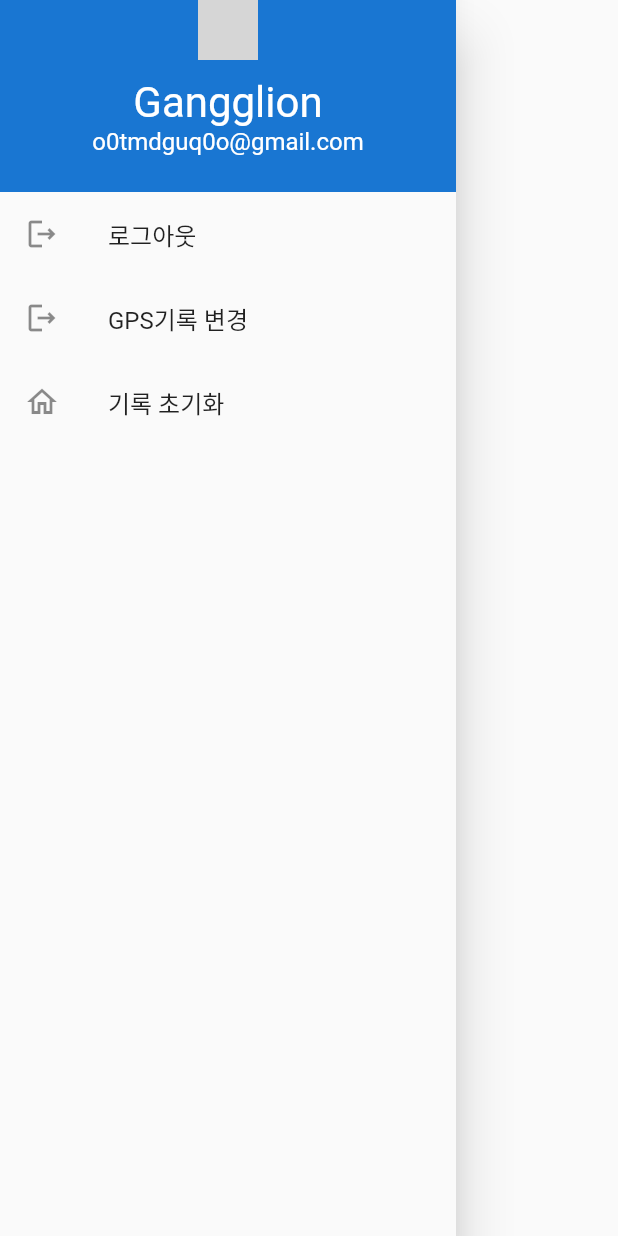
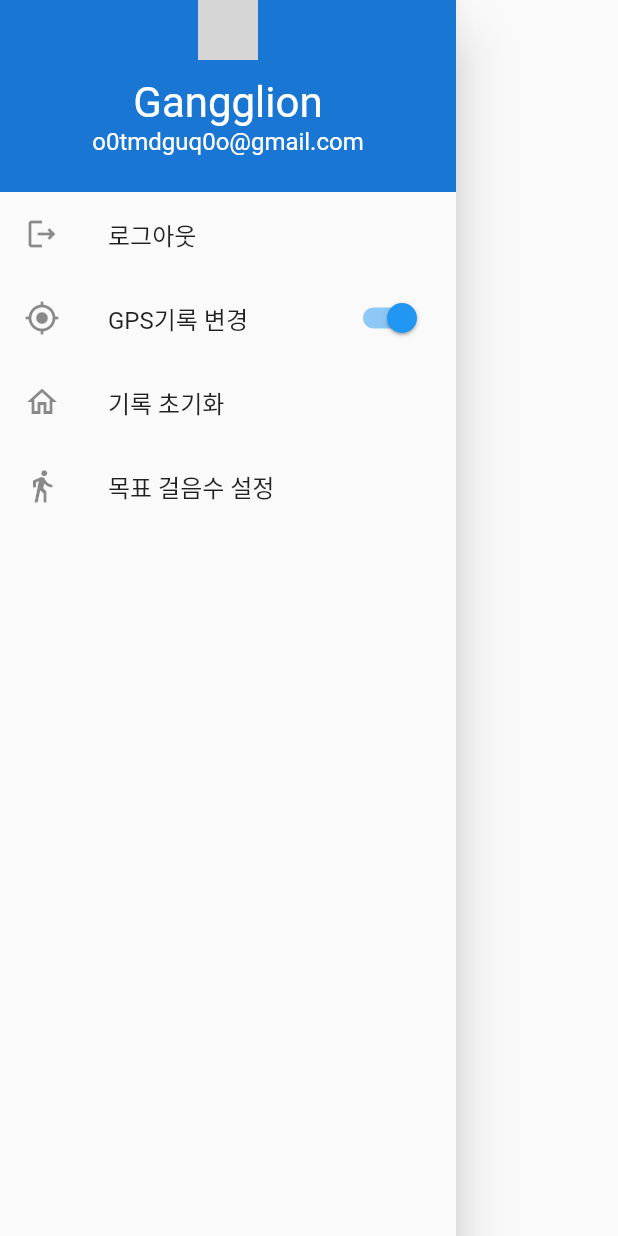
Before and after one commit to Gangglion/WalkingApp, a Flutter app: the NavigationDrawer widget shown alone on an empty page, opened directly, on a phone screen of 412 x 824 dp. Run offline on Flutter 3.47's test engine with Material 2 defaults, Android fonts, the phone set to English and light mode, and no system bars; our stand-ins replace firebase_auth, firebase_core, google_maps_flutter, google_sign_in, permission_handler; missing offline and left inert: flutter_naver_login, health; accounts and stored records are empty; network calls fail; grey boxes are pictures that could not be loaded.

Commit message:
commit : 걸음수 가져옴. 위젯구조 변경
근로지에서 작업한 내용 다시 작업하여 푸쉬함. 추후 근로지에 있는 로컬저장소 제거하고 다시 클론하기

```diff
--- a/flutter_workingapp/lib/pages/walk_page.dart
+++ b/flutter_workingapp/lib/pages/walk_page.dart
@@ -97,7 +97,7 @@ class _WalkSceenState extends State<WalkSceen> {
           ] else if (_state == WalkMode.SETWALK) ...[
             setWalkMode(context)
           ] else if (_state == WalkMode.JUSTWALK) ...[
-            justWalkMode()
+            const justWalkMode()
           ]
         ],
       ),
--- a/flutter_workingapp/lib/widget/navigation_drawer.dart
+++ b/flutter_workingapp/lib/widget/navigation_drawer.dart
@@ -1,20 +1,14 @@
 import 'package:flutter/material.dart';
 
-class NavigationDrawer extends StatelessWidget {
-  const NavigationDrawer({Key? key}) : super(key: key);
+class NavigationDrawer extends StatefulWidget {
+  const NavigationDrawer({super.key});
 
   @override
-  Widget build(BuildContext context) {
-    return Drawer(
-        child: SingleChildScrollView(
-      child: Column(
-          crossAxisAlignment: CrossAxisAlignment.stretch,
-          children: <Widget>[
-            buildHeader(context),
-            buildMenuItems(context),
-          ]),
-    ));
-  }
+  State<NavigationDrawer> createState() => _NavigationDrawerState();
+}
+
+class _NavigationDrawerState extends State<NavigationDrawer> {
+  bool _gpsEnable = true;
 
   Widget buildHeader(BuildContext context) {
     return Container(
@@ -47,16 +41,41 @@ class NavigationDrawer extends StatelessWidget {
           onTap: () {},
         ),
         ListTile(
-          leading: const Icon(Icons.logout_outlined),
+          leading: const Icon(Icons.gps_fixed),
           title: const Text('GPS기록 변경'),
-          onTap: () {},
+          trailing: Switch(
+            value: _gpsEnable,
+            onChanged: (value) {
+              setState(() {
+                _gpsEnable = value;
+              });
+            },
+          ),
         ),
         ListTile(
           leading: const Icon(Icons.home_outlined),
           title: const Text('기록 초기화'),
           onTap: () {},
         ),
+        ListTile(
+          leading: const Icon(Icons.directions_walk),
+          title: const Text('목표 걸음수 설정'),
+          onTap: () {},
+        ),
       ],
     );
   }
+
+  @override
+  Widget build(BuildContext context) {
+    return Drawer(
+        child: SingleChildScrollView(
+      child: Column(
+          crossAxisAlignment: CrossAxisAlignment.stretch,
+          children: <Widget>[
+            buildHeader(context),
+            buildMenuItems(context),
+          ]),
+    ));
+  }
 }
```
Also changed, not shown: flutter_workingapp/lib/widget/just_walkmode_widget.dart (+30 -14 lines).
